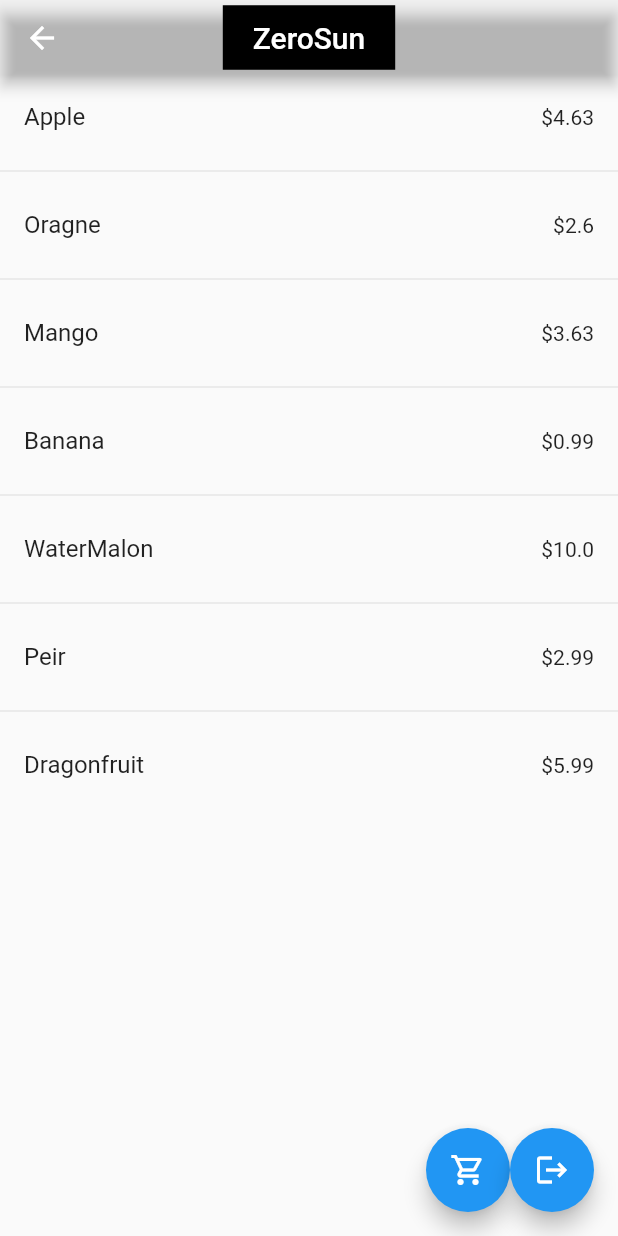
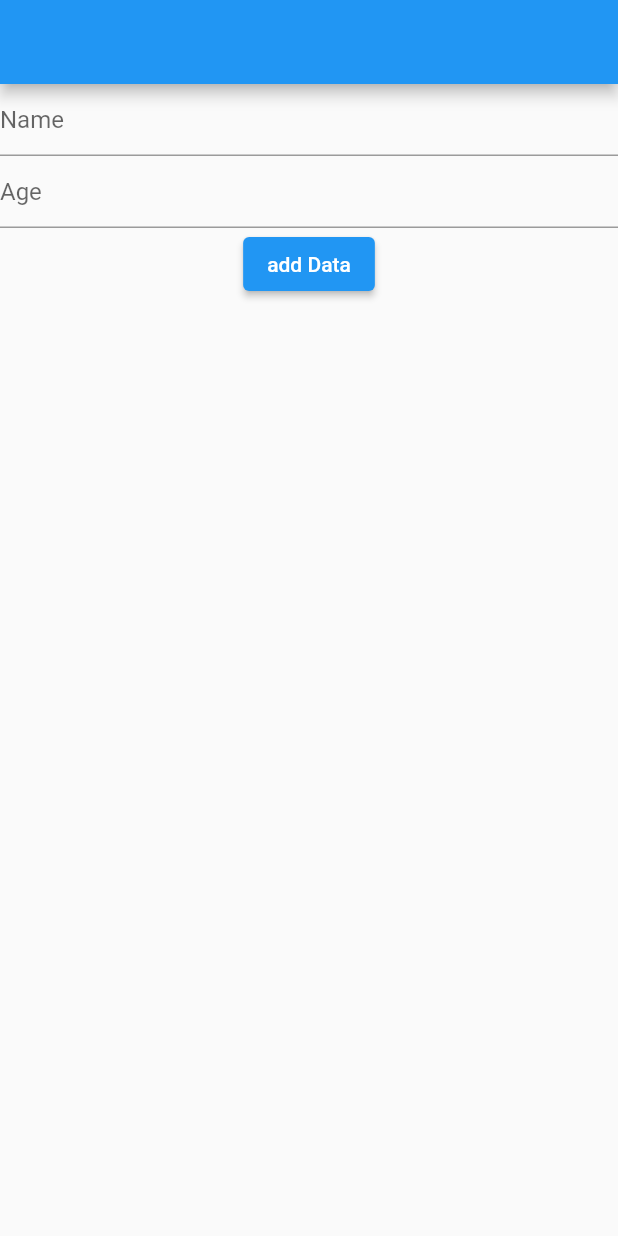
Before and after one commit to therokibul/ab02009, a Flutter app: the Home screen opened directly, on a phone screen of 412 x 824 dp. Run offline on Flutter 3.47's test engine with Material 2 defaults, Android fonts, the phone set to English and light mode, and no system bars; our stand-ins replace cloud_firestore, firebase_auth, firebase_core; accounts and stored records are empty.

Commit message:
05-01-2022

```diff
--- a/lib/models/product_model.dart
+++ /dev/null
@@ -1,23 +0,0 @@
-class Product {
-  final String name;
-   double price;
-   int counter;
-
-  Product({
-     required this.name,
-     required this.price,
-      this.counter=1,
-
-  });
-}
-
-List<Product> productList=[
-  Product(name: 'Apple', price: 4.63),
-  Product(name: 'Oragne', price: 2.6),
-  Product(name: 'Mango', price: 3.63),
-  Product(name: 'Banana', price: 0.99),
-  Product(name: 'WaterMalon', price: 10.00),
-  Product(name: 'Peir', price: 2.99),
-  Product(name: 'Dragonfruit', price: 5.99),
-];
-List<Product> cartList=[];
--- a/lib/pages/home.dart
+++ b/lib/pages/home.dart
@@ -1,69 +1,68 @@
-import 'package:ab02009/pages/cart.dart';
-import 'package:ab02009/pages/login.dart';
-import 'package:ab02009/widgets/appbar.dart';
 import 'package:flutter/material.dart';
-import 'package:ab02009/models/product_model.dart';
-import 'package:firebase_auth/firebase_auth.dart';
 import 'package:firebase_core/firebase_core.dart';
+import 'package:cloud_firestore/cloud_firestore.dart';
 
-class Home extends StatefulWidget {
-  const Home({Key? key}) : super(key: key);
+class Home extends StatelessWidget {
+  Home({Key? key}) : super(key: key);
+  TextEditingController nameController = TextEditingController();
+  TextEditingController ageController = TextEditingController();
+  TextEditingController boolController = TextEditingController();
 
-  @override
-  State<Home> createState() => _HomeState();
-}
+  FirebaseFirestore addData = FirebaseFirestore.instance;
 
-class _HomeState extends State<Home> {
-  final _auth = FirebaseAuth.instance;
   @override
   Widget build(BuildContext context) {
     return Scaffold(
-      appBar: CustomAppBar(
-        title: 'ZeroSun',
-      ),
-      body: ListView.separated(
-          itemBuilder: (context, index) {
-            return ListTile(
-              onTap: () {
-                setState(() {
-                  var contain = cartList.where(
-                      (element) => element.name == productList[index].name);
-                  if (contain.isEmpty) {
-                    cartList.add(productList[index]);
+      appBar: AppBar(),
+      body: Column(
+        children: [
+          TextField(
+            decoration: InputDecoration(hintText: 'Name'),
+            controller: nameController,
+          ),
+          TextField(
+            keyboardType: TextInputType.number,
+            decoration: InputDecoration(hintText: 'Age'),
+            controller: ageController,
+          ),
+          ElevatedButton(onPressed: () {
+            FirebaseFirestore.instance.collection('data').add({
+              'name': nameController.text,
+              'Age': ageController.text,
+            });
+          }, child: Text('add Data')),
+          Expanded(
+            child: StreamBuilder(
+                stream:
+                    FirebaseFirestore.instance.collection('data').snapshots(),
+                builder: (BuildContext context,
+                    AsyncSnapshot<QuerySnapshot> snapshot) {
+                  if (!snapshot.hasData) {
+                    return Center(
+                      child: CircularProgressIndicator(),
+                    );
                   } else {
-                    var cartIndex = cartList.indexWhere(
-                        (element) => element.name == productList[index].name);
-                    cartList[cartIndex].counter =
-                        cartList[cartIndex].counter + 1;
-                    print(cartList[cartIndex].counter);
+                    return ListView(
+                      children: snapshot.data!.docs.map((document) {
+                        return Card(
+                          child: Column(
+                            children: [
+                              Text(
+                                'Name:  ' + document['name'],
+                                textScaleFactor: 2,
+                              ),
+                              Text(
+                                'Age:  ' + document['Age'].toString(),
+                                textScaleFactor: 2,
+                              ),
+                            ],
+                          ),
+                        );
+                      }).toList(),
+                    );
                   }
-                });
-              },
-              title: Text(productList[index].name),
-              trailing: Text('\$${productList[index].price}'),
-            );
-          },
-          separatorBuilder: (context, index) {
-            return Divider();
-          },
-          itemCount: productList.length),
-      floatingActionButton: Row(
-        mainAxisAlignment: MainAxisAlignment.end,
-        children: [
-          FloatingActionButton(
-            onPressed: () {
-              Navigator.push(
-                  context, MaterialPageRoute(builder: (context) => Cart()));
-            },
-            child: const Icon(Icons.shopping_cart_outlined),
+                }),
           ),
-          FloatingActionButton(
-            onPressed: () async {
-await _auth.signOut();
-Navigator.pushReplacement(context, MaterialPageRoute(builder:(context)=>Login()));
-            },
-            child: Icon(Icons.logout),
-          )
         ],
       ),
     );
--- a/pubspec.yaml
+++ b/pubspec.yaml
@@ -32,7 +32,7 @@ dependencies:
   cupertino_icons: ^1.0.2
   firebase_core: ^1.10.6
   firebase_auth: ^3.3.4
-
+  cloud_firestore: ^3.1.5
 dev_dependencies:
   flutter_test:
     sdk: flutter
```
Also changed, not shown: lib/main.dart (+1 -35 lines), lib/pages/cart.dart (deleted, +0 -57 lines), lib/pages/login.dart (deleted, +0 -150 lines), pubspec.lock.
